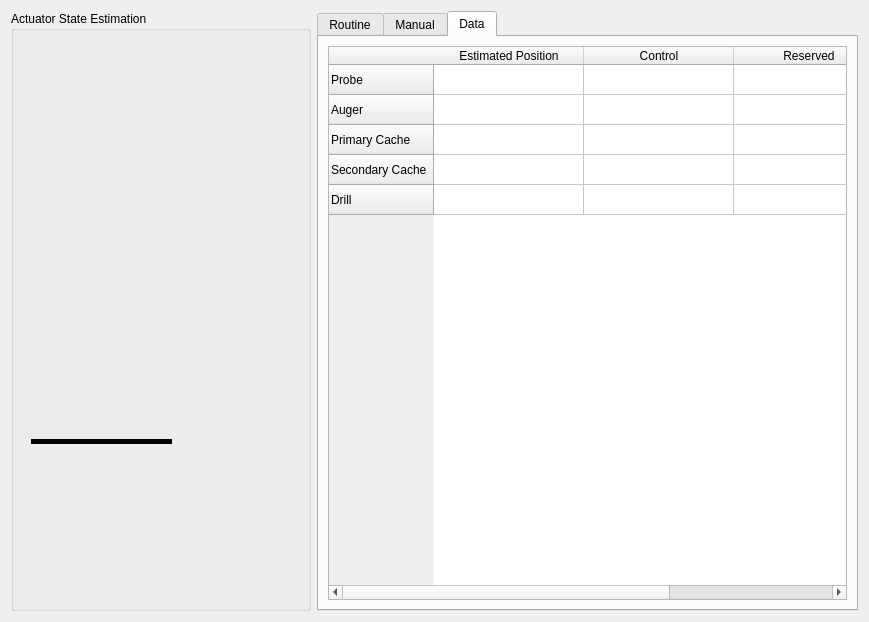
First picture: the form in mars_ws/src/science/science/routine_gui/routine_gui.ui, repository BYUMarsRover/Autonomy-ROS2, before the edit.
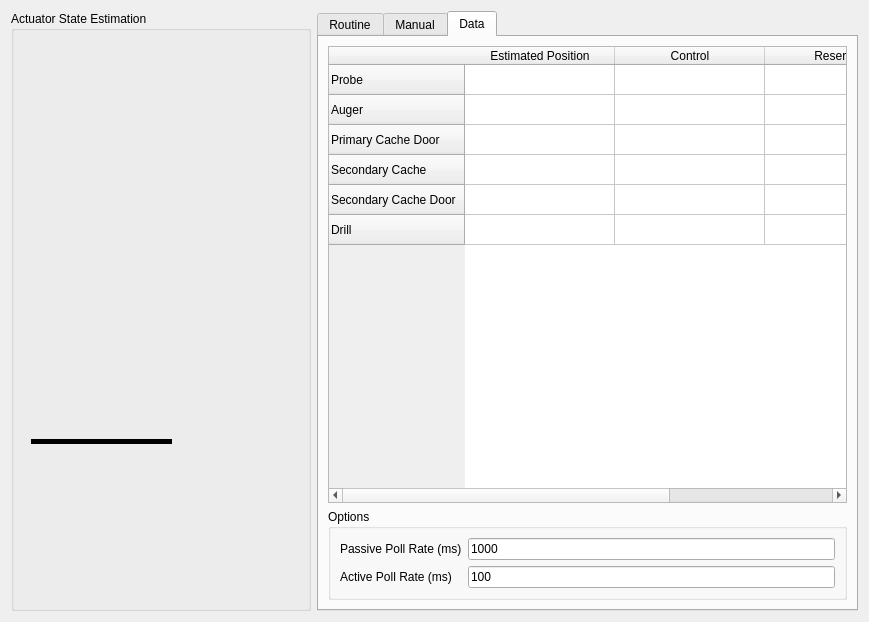
Second picture: the form after the edit. The open tabs and pages were chosen to show the change. Icons and pictures are not drawn.

```diff
--- a/mars_ws/src/science/science/routine_gui/routine_gui.ui
+++ b/mars_ws/src/science/science/routine_gui/routine_gui.ui
@@ -114,7 +114,7 @@
          <rect>
           <x>20</x>
           <y>40</y>
-          <width>81</width>
+          <width>111</width>
           <height>561</height>
          </rect>
         </property>
@@ -142,7 +142,7 @@
           <rect>
            <x>1</x>
            <y>10</y>
-           <width>51</width>
+           <width>101</width>
            <height>551</height>
           </rect>
          </property>
@@ -213,6 +213,48 @@
            <string/>
           </property>
          </widget>
+         <widget class="QFrame" name="primary_cache_frame">
+          <property name="geometry">
+           <rect>
+            <x>30</x>
+            <y>330</y>
+            <width>71</width>
+            <height>51</height>
+           </rect>
+          </property>
+          <widget class="QLabel" name="primary_door">
+           <property name="geometry">
+            <rect>
+             <x>0</x>
+             <y>26</y>
+             <width>31</width>
+             <height>20</height>
+            </rect>
+           </property>
+           <property name="styleSheet">
+            <string notr="true">image: url(:/images/cache_door.svg);</string>
+           </property>
+           <property name="text">
+            <string/>
+           </property>
+          </widget>
+          <widget class="QLabel" name="primary_body">
+           <property name="geometry">
+            <rect>
+             <x>0</x>
+             <y>0</y>
+             <width>30</width>
+             <height>41</height>
+            </rect>
+           </property>
+           <property name="styleSheet">
+            <string notr="true">image: url(:/images/cache_body.svg);</string>
+           </property>
+           <property name="text">
+            <string/>
+           </property>
+          </widget>
+         </widget>
          <zorder>drill_bit</zorder>
          <zorder>drill_arm</zorder>
          <zorder>drill_body</zorder>
@@ -221,48 +263,6 @@
         <zorder>drill_arm_group</zorder>
         <zorder>actuator_body_drill</zorder>
        </widget>
-       <widget class="QFrame" name="primary_cache_frame">
-        <property name="geometry">
-         <rect>
-          <x>50</x>
-          <y>380</y>
-          <width>71</width>
-          <height>51</height>
-         </rect>
-        </property>
-        <widget class="QLabel" name="primary_door">
-         <property name="geometry">
-          <rect>
-           <x>0</x>
-           <y>26</y>
-           <width>31</width>
-           <height>20</height>
-          </rect>
-         </property>
-         <property name="styleSheet">
-          <string notr="true">image: url(:/images/cache_door.svg);</string>
-         </property>
-         <property name="text">
-          <string/>
-         </property>
-        </widget>
-        <widget class="QLabel" name="primary_body">
-         <property name="geometry">
-          <rect>
-           <x>0</x>
-           <y>0</y>
-           <width>31</width>
-           <height>41</height>
-          </rect>
-         </property>
-         <property name="styleSheet">
-          <string notr="true">image: url(:/images/cache_body.svg);</string>
-         </property>
-         <property name="text">
-          <string/>
-         </property>
-        </widget>
-       </widget>
        <widget class="Line" name="line">
         <property name="geometry">
          <rect>
@@ -691,9 +691,9 @@
       <attribute name="title">
        <string>Data</string>
       </attribute>
-      <layout class="QHBoxLayout" name="horizontalLayout_6">
+      <layout class="QVBoxLayout" name="verticalLayout">
        <item>
-        <widget class="QTableWidget" name="tableWidget">
+        <widget class="QTableWidget" name="actuator_state_table">
          <attribute name="horizontalHeaderCascadingSectionResizes">
           <bool>true</bool>
          </attribute>
@@ -727,7 +727,7 @@
          </row>
          <row>
           <property name="text">
-           <string>Primary Cache</string>
+           <string>Primary Cache Door</string>
           </property>
          </row>
          <row>
@@ -735,6 +735,11 @@
            <string>Secondary Cache</string>
           </property>
          </row>
+         <row>
+          <property name="text">
+           <string>Secondary Cache Door</string>
+          </property>
+         </row>
          <row>
           <property name="text">
            <string>Drill</string>
@@ -757,6 +762,43 @@
          </column>
         </widget>
        </item>
+       <item>
+        <widget class="QGroupBox" name="groupBox_7">
+         <property name="title">
+          <string>Options</string>
+         </property>
+         <layout class="QGridLayout" name="gridLayout_3">
+          <item row="0" column="1">
+           <widget class="QLineEdit" name="passive_rate_lineEdit">
+            <property name="text">
+             <string>1000</string>
+            </property>
+           </widget>
+          </item>
+          <item row="0" column="0">
+           <widget class="QLabel" name="label_6">
+            <property name="text">
+             <string>Passive Poll Rate (ms)</string>
+            </property>
+           </widget>
+          </item>
+          <item row="1" column="0">
+           <widget class="QLabel" name="label_7">
+            <property name="text">
+             <string>Active Poll Rate (ms)</string>
+            </property>
+           </widget>
+          </item>
+          <item row="1" column="1">
+           <widget class="QLineEdit" name="active_rate_lineEdit">
+            <property name="text">
+             <string>100</string>
+            </property>
+           </widget>
+          </item>
+         </layout>
+        </widget>
+       </item>
       </layout>
      </widget>
     </widget>
```
Left out of the diff: 53 changed lines with no effect on the pictures.
